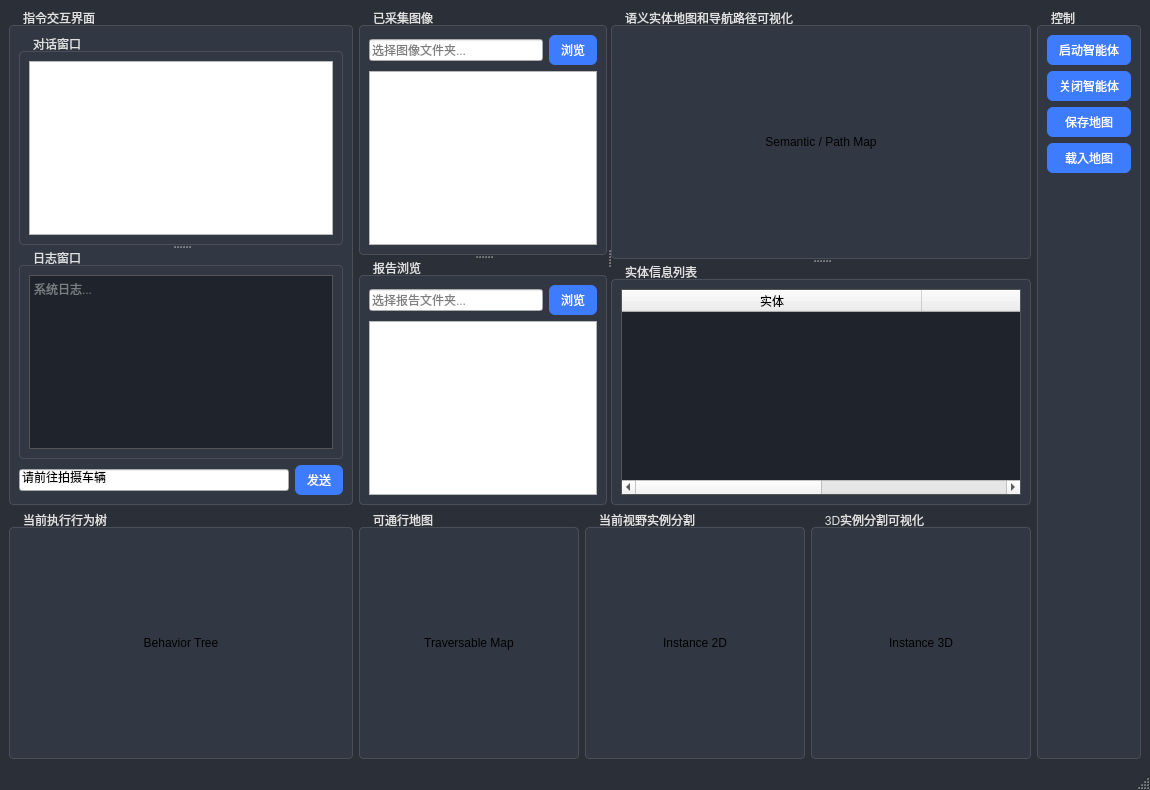
The window that app/window.ui (xyyandhtl/EmbodiedGenAgent) describes before a commit, drawn with Qt 5.
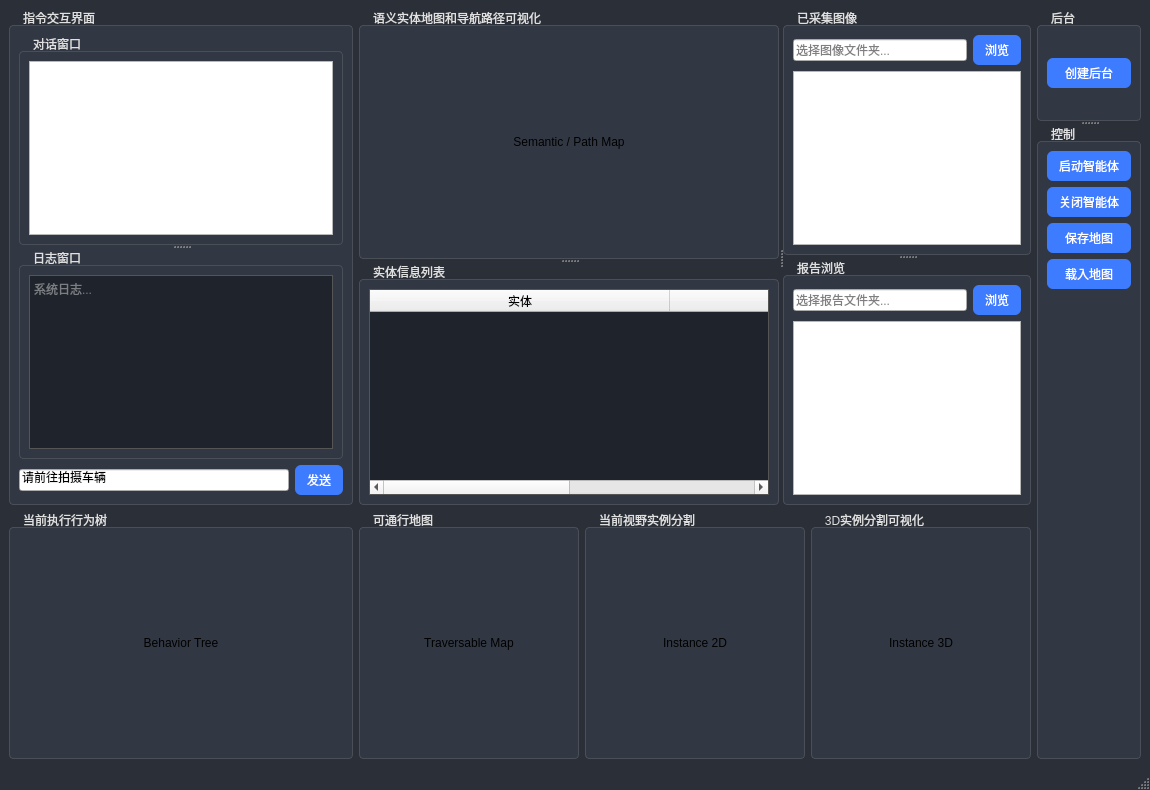
The same window after the commit.

Commit message: add button to separately create_backend

Patch:
```diff
--- a/app/window.ui
+++ b/app/window.ui
@@ -135,130 +135,7 @@
        <enum>Qt::Horizontal</enum>
       </property>
 
-      <!-- 左列：上 图像浏览 / 下 报告浏览 -->
-      <widget class="QSplitter" name="splitLeftCol">
-       <property name="orientation">
-        <enum>Qt::Vertical</enum>
-       </property>
-
-       <!-- 已采集图像（保持原对象名与结构） -->
-       <widget class="QGroupBox" name="groupImageBrowser">
-        <property name="title">
-         <string>已采集图像</string>
-        </property>
-        <layout class="QVBoxLayout" name="vboxImageBrowser">
-         <item>
-          <layout class="QHBoxLayout" name="hboxImageDir">
-           <item>
-            <widget class="QLineEdit" name="imageDirEdit">
-             <property name="placeholderText">
-              <string>选择图像文件夹...</string>
-             </property>
-            </widget>
-           </item>
-           <item>
-            <widget class="QPushButton" name="browseImageDirBtn">
-             <property name="text">
-              <string>浏览</string>
-             </property>
-            </widget>
-           </item>
-          </layout>
-         </item>
-         <item>
-          <widget class="QListWidget" name="imageList">
-           <property name="viewMode">
-            <enum>QListView::IconMode</enum>
-           </property>
-           <property name="movement">
-            <enum>QListView::Static</enum>
-           </property>
-           <property name="resizeMode">
-            <enum>QListView::Adjust</enum>
-           </property>
-           <property name="flow">
-            <enum>QListView::LeftToRight</enum>
-           </property>
-           <property name="wrapping">
-            <bool>true</bool>
-           </property>
-           <property name="iconSize">
-            <size><width>96</width><height>96</height></size>
-           </property>
-           <property name="spacing">
-            <number>8</number>
-           </property>
-           <property name="dragEnabled">
-            <bool>true</bool>
-           </property>
-           <property name="selectionMode">
-            <enum>QAbstractItemView::SingleSelection</enum>
-           </property>
-          </widget>
-         </item>
-        </layout>
-       </widget>
-
-       <!-- 报告浏览（保持原对象名与结构） -->
-       <widget class="QGroupBox" name="groupReportBrowser">
-        <property name="title">
-         <string>报告浏览</string>
-        </property>
-        <layout class="QVBoxLayout" name="vboxReportBrowser">
-         <item>
-          <layout class="QHBoxLayout" name="hboxReportDir">
-           <item>
-            <widget class="QLineEdit" name="reportDirEdit">
-             <property name="placeholderText">
-              <string>选择报告文件夹...</string>
-             </property>
-            </widget>
-           </item>
-           <item>
-            <widget class="QPushButton" name="browseReportDirBtn">
-             <property name="text">
-              <string>浏览</string>
-             </property>
-            </widget>
-           </item>
-          </layout>
-         </item>
-         <item>
-          <widget class="QListWidget" name="reportList">
-           <property name="viewMode">
-            <enum>QListView::IconMode</enum>
-           </property>
-           <property name="movement">
-            <enum>QListView::Static</enum>
-           </property>
-           <property name="resizeMode">
-            <enum>QListView::Adjust</enum>
-           </property>
-           <property name="flow">
-            <enum>QListView::LeftToRight</enum>
-           </property>
-           <property name="wrapping">
-            <bool>true</bool>
-           </property>
-           <property name="iconSize">
-            <size><width>96</width><height>96</height></size>
-           </property>
-           <property name="spacing">
-            <number>8</number>
-           </property>
-           <property name="dragEnabled">
-            <bool>true</bool>
-           </property>
-           <property name="selectionMode">
-            <enum>QAbstractItemView::SingleSelection</enum>
-           </property>
-          </widget>
-         </item>
-        </layout>
-       </widget>
-      </widget>
-
-      <!-- 右列：上 语义/路径地图 / 下 实体信息表 -->
+      <!-- 右列（语义/实体）移动到左侧 -->
       <widget class="QSplitter" name="splitRightCol">
        <property name="orientation">
         <enum>Qt::Vertical</enum>
@@ -318,6 +195,129 @@
         </layout>
        </widget>
       </widget>
+
+      <!-- 左列（采集图像/报告）移动到右侧 -->
+      <widget class="QSplitter" name="splitLeftCol">
+       <property name="orientation">
+        <enum>Qt::Vertical</enum>
+       </property>
+
+       <!-- 已采集图像（保持原对象名与结构） -->
+       <widget class="QGroupBox" name="groupImageBrowser">
+        <property name="title">
+         <string>已采集图像</string>
+        </property>
+        <layout class="QVBoxLayout" name="vboxImageBrowser">
+         <item>
+          <layout class="QHBoxLayout" name="hboxImageDir">
+           <item>
+            <widget class="QLineEdit" name="imageDirEdit">
+             <property name="placeholderText">
+              <string>选择图像文件夹...</string>
+             </property>
+            </widget>
+           </item>
+           <item>
+            <widget class="QPushButton" name="browseImageDirBtn">
+             <property name="text">
+              <string>浏览</string>
+             </property>
+            </widget>
+           </item>
+          </layout>
+         </item>
+         <item>
+          <widget class="QListWidget" name="imageList">
+           <property name="viewMode">
+            <enum>QListView::IconMode</enum>
+           </property>
+           <property name="movement">
+            <enum>QListView::Static</enum>
+           </property>
+           <property name="resizeMode">
+            <enum>QListView::Adjust</enum>
+           </property>
+           <property name="flow">
+            <enum>QListView::LeftToRight</enum>
+           </property>
+           <property name="wrapping">
+            <bool>true</bool>
+           </property>
+           <property name="iconSize">
+            <size><width>96</width><height>96</height></size>
+           </property>
+           <property name="spacing">
+            <number>8</number>
+           </property>
+           <property name="dragEnabled">
+            <bool>true</bool>
+           </property>
+           <property name="selectionMode">
+            <enum>QAbstractItemView::SingleSelection</enum>
+           </property>
+          </widget>
+         </item>
+        </layout>
+       </widget>
+
+       <!-- 报告浏览（保持原对象名与结构） -->
+       <widget class="QGroupBox" name="groupReportBrowser">
+        <property name="title">
+         <string>报告浏览</string>
+        </property>
+        <layout class="QVBoxLayout" name="vboxReportBrowser">
+         <item>
+          <layout class="QHBoxLayout" name="hboxReportDir">
+           <item>
+            <widget class="QLineEdit" name="reportDirEdit">
+             <property name="placeholderText">
+              <string>选择报告文件夹...</string>
+             </property>
+            </widget>
+           </item>
+           <item>
+            <widget class="QPushButton" name="browseReportDirBtn">
+             <property name="text">
+              <string>浏览</string>
+             </property>
+            </widget>
+           </item>
+          </layout>
+         </item>
+         <item>
+          <widget class="QListWidget" name="reportList">
+           <property name="viewMode">
+            <enum>QListView::IconMode</enum>
+           </property>
+           <property name="movement">
+            <enum>QListView::Static</enum>
+           </property>
+           <property name="resizeMode">
+            <enum>QListView::Adjust</enum>
+           </property>
+           <property name="flow">
+            <enum>QListView::LeftToRight</enum>
+           </property>
+           <property name="wrapping">
+            <bool>true</bool>
+           </property>
+           <property name="iconSize">
+            <size><width>96</width><height>96</height></size>
+           </property>
+           <property name="spacing">
+            <number>8</number>
+           </property>
+           <property name="dragEnabled">
+            <bool>true</bool>
+           </property>
+           <property name="selectionMode">
+            <enum>QAbstractItemView::SingleSelection</enum>
+           </property>
+          </widget>
+         </item>
+        </layout>
+       </widget>
+      </widget>
      </widget>
     </item>
 
@@ -427,50 +427,53 @@
 
     <!-- 右侧按钮 -->
     <item row="1" column="4" rowspan="3">
-     <widget class="QGroupBox" name="groupControl">
-      <property name="title">
-       <string>控制</string>
-      </property>
-      <layout class="QVBoxLayout" name="vboxCtrl">
-       <item>
-        <widget class="QPushButton" name="startBtn">
-         <property name="text">
-          <string>启动智能体</string>
-         </property>
-        </widget>
-       </item>
-       <item>
-        <widget class="QPushButton" name="stopBtn">
-         <property name="text">
-          <string>关闭智能体</string>
-         </property>
-        </widget>
-       </item>
-       <item>
-        <widget class="QPushButton" name="saveMapBtn">
-         <property name="text">
-          <string>保存地图</string>
-         </property>
-        </widget>
-       </item>
-       <item>
-        <widget class="QPushButton" name="loadMapBtn">
-         <property name="text">
-          <string>载入地图</string>
-         </property>
-        </widget>
-       </item>
-       <item>
-        <spacer name="verticalSpacer">
-         <property name="orientation">
-          <enum>Qt::Vertical</enum>
-         </property>
-         <property name="sizeHint" stdset="0">
-          <size><width>20</width><height>200</height></size>
-         </property>
-        </spacer>
-       </item>
-      </layout>
+     <widget class="QSplitter" name="splitRightBar">
+      <property name="orientation"><enum>Qt::Vertical</enum></property>
+
+      <!-- 顶部：后台 -->
+      <widget class="QGroupBox" name="groupBackend">
+       <property name="title"><string>后台</string></property>
+       <layout class="QVBoxLayout" name="vboxBackend">
+        <item>
+         <widget class="QPushButton" name="createBackendBtn">
+          <property name="text"><string>创建后台</string></property>
+         </widget>
+        </item>
+       </layout>
+      </widget>
+
+      <!-- 底部：控制（保持原有内容不变） -->
+      <widget class="QGroupBox" name="groupControl">
+       <property name="title"><string>控制</string></property>
+       <layout class="QVBoxLayout" name="vboxCtrl">
+        <item>
+         <widget class="QPushButton" name="startBtn">
+          <property name="text"><string>启动智能体</string></property>
+         </widget>
+        </item>
+        <item>
+         <widget class="QPushButton" name="stopBtn">
+          <property name="text"><string>关闭智能体</string></property>
+         </widget>
+        </item>
+        <item>
+         <widget class="QPushButton" name="saveMapBtn">
+          <property name="text"><string>保存地图</string></property>
+         </widget>
+        </item>
+        <item>
+         <widget class="QPushButton" name="loadMapBtn">
+          <property name="text"><string>载入地图</string></property>
+         </widget>
+        </item>
+        <item>
+         <spacer name="verticalSpacer">
+          <property name="orientation"><enum>Qt::Vertical</enum></property>
+          <property name="sizeHint" stdset="0"><size><width>20</width><height>200</height></size></property>
+         </spacer>
+        </item>
+       </layout>
+      </widget>
      </widget>
     </item>
 
```
Left out of the diff: 3 changed lines with no effect on the pictures. The commit also changes 7 other files.
